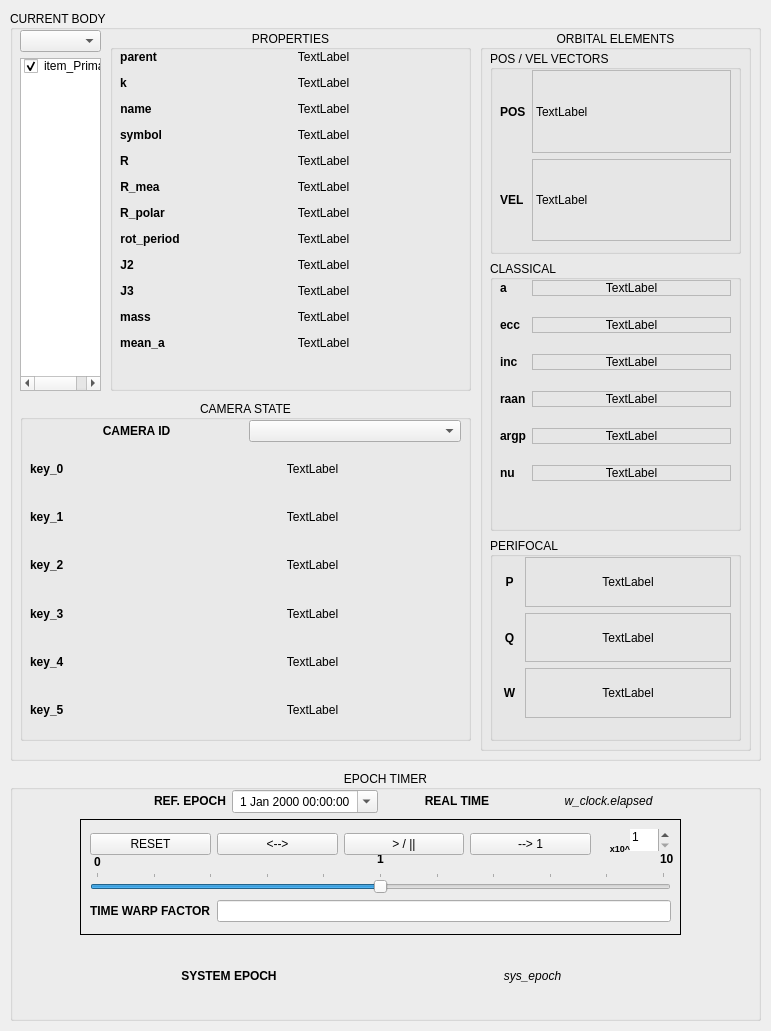
First picture: the form in ui/gui_tiled.ui, repository MadMaxFZ/sns2, before the edit.
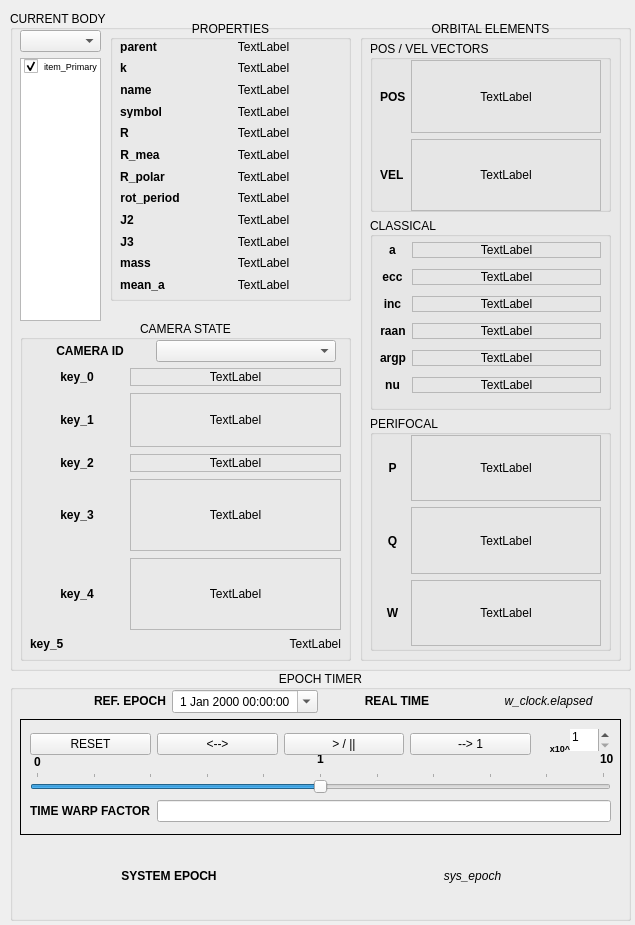
Second picture: the form after the edit.

Commit message: !-^ YAAY!! Main Window comes up with Earth data showing instead of placeholders. !-^ Finished! CameraSet Data Panel... !-^ Reformatted! GUI panels due to extra space mode! -> Finish EpochTimer operation still to do...

What changed in the file:
```diff
--- a/ui/gui_tiled.ui
+++ b/ui/gui_tiled.ui
@@ -6,10 +6,28 @@
    <rect>
     <x>0</x>
     <y>0</y>
-    <width>771</width>
-    <height>1031</height>
+    <width>635</width>
+    <height>925</height>
    </rect>
   </property>
+  <property name="sizePolicy">
+   <sizepolicy hsizetype="Fixed" vsizetype="Preferred">
+    <horstretch>0</horstretch>
+    <verstretch>0</verstretch>
+   </sizepolicy>
+  </property>
+  <property name="minimumSize">
+   <size>
+    <width>635</width>
+    <height>925</height>
+   </size>
+  </property>
+  <property name="maximumSize">
+   <size>
+    <width>635</width>
+    <height>16777215</height>
+   </size>
+  </property>
   <property name="windowTitle">
    <string>Form</string>
   </property>
@@ -18,8 +36,8 @@
     <rect>
      <x>10</x>
      <y>10</y>
-     <width>751</width>
-     <height>751</height>
+     <width>621</width>
+     <height>661</height>
     </rect>
    </property>
    <property name="title">
@@ -32,9 +50,9 @@
     <property name="geometry">
      <rect>
       <x>100</x>
-      <y>20</y>
-      <width>361</width>
-      <height>361</height>
+      <y>10</y>
+      <width>241</width>
+      <height>281</height>
      </rect>
     </property>
     <property name="title">
@@ -48,13 +66,13 @@
       <rect>
        <x>10</x>
        <y>20</y>
-       <width>341</width>
-       <height>331</height>
+       <width>221</width>
+       <height>251</height>
       </rect>
      </property>
      <layout class="QFormLayout" name="formLayout">
       <property name="verticalSpacing">
-       <number>12</number>
+       <number>9</number>
       </property>
       <item row="0" column="0">
        <widget class="QLabel" name="parent">
@@ -446,10 +464,10 @@
    <widget class="QGroupBox" name="orbitElements">
     <property name="geometry">
      <rect>
-      <x>470</x>
-      <y>20</y>
-      <width>271</width>
-      <height>721</height>
+      <x>350</x>
+      <y>10</y>
+      <width>261</width>
+      <height>641</height>
      </rect>
     </property>
     <property name="title">
@@ -458,16 +476,19 @@
     <property name="alignment">
      <set>Qt::AlignCenter</set>
     </property>
-    <widget class="QWidget" name="layoutWidget">
+    <widget class="QWidget" name="">
      <property name="geometry">
       <rect>
        <x>10</x>
        <y>20</y>
-       <width>251</width>
-       <height>691</height>
+       <width>241</width>
+       <height>611</height>
       </rect>
      </property>
-     <layout class="QVBoxLayout" name="verticalLayout_9" stretch="3,4,3">
+     <layout class="QVBoxLayout" name="verticalLayout_9" stretch="8,9,11">
+      <property name="spacing">
+       <number>5</number>
+      </property>
       <item>
        <widget class="QGroupBox" name="rv">
         <property name="font">
@@ -487,8 +508,8 @@
           <rect>
            <x>10</x>
            <y>20</y>
-           <width>231</width>
-           <height>171</height>
+           <width>221</width>
+           <height>151</height>
           </rect>
          </property>
          <layout class="QHBoxLayout" name="horizontalLayout_2" stretch="1,10">
@@ -496,6 +517,12 @@
            <layout class="QVBoxLayout" name="verticalLayout_2">
             <item>
              <widget class="QLabel" name="POS">
+              <property name="minimumSize">
+               <size>
+                <width>25</width>
+                <height>0</height>
+               </size>
+              </property>
               <property name="font">
                <font>
                 <weight>75</weight>
@@ -512,6 +539,12 @@
             </item>
             <item>
              <widget class="QLabel" name="VEL">
+              <property name="minimumSize">
+               <size>
+                <width>25</width>
+                <height>0</height>
+               </size>
+              </property>
               <property name="font">
                <font>
                 <weight>75</weight>
@@ -539,7 +572,7 @@
                <string>TextLabel</string>
               </property>
               <property name="alignment">
-               <set>Qt::AlignLeading|Qt::AlignLeft|Qt::AlignVCenter</set>
+               <set>Qt::AlignCenter</set>
               </property>
              </widget>
             </item>
@@ -552,7 +585,7 @@
                <string>TextLabel</string>
               </property>
               <property name="alignment">
-               <set>Qt::AlignLeading|Qt::AlignLeft|Qt::AlignVCenter</set>
+               <set>Qt::AlignCenter</set>
               </property>
               <property name="margin">
                <number>5</number>
@@ -584,8 +617,8 @@
           <rect>
            <x>10</x>
            <y>20</y>
-           <width>231</width>
-           <height>231</height>
+           <width>221</width>
+           <height>151</height>
           </rect>
          </property>
          <layout class="QFormLayout" name="cl_form">
@@ -593,10 +626,28 @@
            <enum>QLayout::SetMinimumSize</enum>
           </property>
           <property name="verticalSpacing">
-           <number>21</number>
+           <number>11</number>
+          </property>
+          <property name="topMargin">
+           <number>5</number>
+          </property>
+          <property name="rightMargin">
+           <number>0</number>
           </property>
           <item row="0" column="0">
            <widget class="QLabel" name="a">
+            <property name="sizePolicy">
+             <sizepolicy hsizetype="Minimum" vsizetype="Preferred">
+              <horstretch>3</horstretch>
+              <verstretch>0</verstretch>
+             </sizepolicy>
+            </property>
+            <property name="minimumSize">
+             <size>
+              <width>25</width>
+              <height>0</height>
+             </size>
+            </property>
             <property name="font">
              <font>
               <weight>75</weight>
@@ -606,6 +657,9 @@
             <property name="text">
              <string>a</string>
             </property>
+            <property name="alignment">
+             <set>Qt::AlignCenter</set>
+            </property>
            </widget>
           </item>
           <item row="0" column="1">
@@ -623,6 +677,18 @@
           </item>
           <item row="1" column="0">
            <widget class="QLabel" name="argp">
+            <property name="sizePolicy">
+             <sizepolicy hsizetype="Minimum" vsizetype="Preferred">
+              <horstretch>3</horstretch>
+              <verstretch>0</verstretch>
+             </sizepolicy>
+            </property>
+            <property name="minimumSize">
+             <size>
+              <width>25</width>
+              <height>0</height>
+             </size>
+            </property>
             <property name="font">
              <font>
               <weight>75</weight>
@@ -632,6 +698,9 @@
             <property name="text">
              <string>ecc</string>
             </property>
+            <property name="alignment">
+             <set>Qt::AlignCenter</set>
+            </property>
            </widget>
           </item>
           <item row="1" column="1">
@@ -649,6 +718,18 @@
           </item>
           <item row="2" column="0">
            <widget class="QLabel" name="ecc">
+            <property name="sizePolicy">
+             <sizepolicy hsizetype="Minimum" vsizetype="Preferred">
+              <horstretch>3</horstretch>
+              <verstretch>0</verstretch>
+             </sizepolicy>
+            </property>
+            <property name="minimumSize">
+             <size>
+              <width>25</width>
+              <height>0</height>
+             </size>
+            </property>
             <property name="font">
              <font>
               <weight>75</weight>
@@ -658,6 +739,9 @@
             <property name="text">
              <string>inc</string>
             </property>
+            <property name="alignment">
+             <set>Qt::AlignCenter</set>
+            </property>
            </widget>
           </item>
           <item row="2" column="1">
@@ -675,6 +759,18 @@
           </item>
           <item row="3" column="0">
            <widget class="QLabel" name="inc">
+            <property name="sizePolicy">
+             <sizepolicy hsizetype="Minimum" vsizetype="Preferred">
+              <horstretch>3</horstretch>
+              <verstretch>0</verstretch>
+             </sizepolicy>
+            </property>
+            <property name="minimumSize">
+             <size>
+              <width>25</width>
+              <height>0</height>
+             </size>
+            </property>
             <property name="font">
              <font>
               <weight>75</weight>
@@ -684,6 +780,9 @@
             <property name="text">
              <string>raan</string>
             </property>
+            <property name="alignment">
+             <set>Qt::AlignCenter</set>
+            </property>
            </widget>
           </item>
           <item row="3" column="1">
@@ -701,6 +800,18 @@
           </item>
           <item row="4" column="0">
            <widget class="QLabel" name="nu">
+            <property name="sizePolicy">
+             <sizepolicy hsizetype="Minimum" vsizetype="Preferred">
+              <horstretch>3</horstretch>
+              <verstretch>0</verstretch>
+             </sizepolicy>
+            </property>
+            <property name="minimumSize">
+             <size>
+              <width>25</width>
+              <height>0</height>
+             </size>
+            </property>
             <property name="font">
              <font>
               <weight>75</weight>
@@ -710,6 +821,9 @@
             <property name="text">
              <string>argp</string>
             </property>
+            <property name="alignment">
+             <set>Qt::AlignCenter</set>
+            </property>
            </widget>
           </item>
           <item row="4" column="1">
@@ -727,6 +841,18 @@
           </item>
           <item row="5" column="0">
            <widget class="QLabel" name="raan">
+            <property name="sizePolicy">
+             <sizepolicy hsizetype="Minimum" vsizetype="Preferred">
+              <horstretch>3</horstretch>
+              <verstretch>0</verstretch>
+             </sizepolicy>
+            </property>
+            <property name="minimumSize">
+             <size>
+              <width>25</width>
+              <height>0</height>
+             </size>
+            </property>
             <property name="font">
              <font>
               <weight>75</weight>
@@ -736,6 +862,9 @@
             <property name="text">
              <string>nu</string>
             </property>
+            <property name="alignment">
+             <set>Qt::AlignCenter</set>
+            </property>
            </widget>
           </item>
           <item row="5" column="1">
@@ -768,8 +897,8 @@
           <rect>
            <x>10</x>
            <y>20</y>
-           <width>231</width>
-           <height>161</height>
+           <width>221</width>
+           <height>211</height>
           </rect>
          </property>
          <layout class="QHBoxLayout" name="perifocalLayout" stretch="1,11">
@@ -780,6 +909,12 @@
            <layout class="QVBoxLayout" name="verticalLayout_5">
             <item>
              <widget class="QLabel" name="P">
+              <property name="minimumSize">
+               <size>
+                <width>25</width>
+                <height>0</height>
+               </size>
+              </property>
               <property name="font">
                <font>
                 <weight>75</weight>
@@ -796,6 +931,12 @@
             </item>
             <item>
              <widget class="QLabel" name="Q">
+              <property name="minimumSize">
+               <size>
+                <width>25</width>
+                <height>0</height>
+               </size>
+              </property>
               <property name="font">
                <font>
                 <weight>75</weight>
@@ -812,6 +953,12 @@
             </item>
             <item>
              <widget class="QLabel" name="W">
+              <property name="minimumSize">
+               <size>
+                <width>25</width>
+                <height>0</height>
+               </size>
+              </property>
               <property name="font">
                <font>
                 <weight>75</weight>
@@ -884,7 +1031,7 @@
       <x>10</x>
       <y>20</y>
       <width>81</width>
-      <height>361</height>
+      <height>291</height>
      </rect>
     </property>
     <layout class="QVBoxLayout" name="verticalLayout">
@@ -901,11 +1048,16 @@
      <item>
       <widget class="QListWidget" name="bodyList">
        <property name="sizePolicy">
-        <sizepolicy hsizetype="MinimumExpanding" vsizetype="Minimum">
+        <sizepolicy hsizetype="Minimum" vsizetype="Minimum">
          <horstretch>1</horstretch>
          <verstretch>1</verstretch>
         </sizepolicy>
        </property>
+       <property name="font">
+        <font>
+         <pointsize>7</pointsize>
+        </font>
+       </property>
        <item>
         <property name="text">
          <string>item_Primary</string>
@@ -922,8 +1074,8 @@
     <property name="geometry">
      <rect>
       <x>10</x>
-      <y>390</y>
-      <width>451</width>
+      <y>310</y>
+      <width>331</width>
       <height>341</height>
      </rect>
     </property>
@@ -938,13 +1090,19 @@
       <rect>
        <x>10</x>
        <y>20</y>
-       <width>431</width>
+       <width>311</width>
        <height>311</height>
       </rect>
      </property>
      <layout class="QVBoxLayout" name="verticalLayout_8" stretch="1,13">
       <item>
-       <layout class="QHBoxLayout" name="horizontalLayout_3">
+       <layout class="QHBoxLayout" name="horizontalLayout_3" stretch="2,3">
+        <property name="topMargin">
+         <number>0</number>
+        </property>
+        <property name="rightMargin">
+         <number>5</number>
+        </property>
         <item>
          <widget class="QLabel" name="camHeader">
           <property name="text">
@@ -968,9 +1126,9 @@
        </layout>
       </item>
       <item>
-       <layout class="QHBoxLayout" name="horizontalLayout_4" stretch="3,7">
+       <layout class="QHBoxLayout" name="horizontalLayout_4" stretch="4,9">
         <item>
-         <layout class="QVBoxLayout" name="verticalLayout_7">
+         <layout class="QVBoxLayout" name="verticalLayout_7" stretch="1,3,1,4,4,0">
           <item>
            <widget class="QLabel" name="key_0">
             <property name="font">
@@ -982,6 +1140,9 @@
             <property name="text">
              <string>key_0</string>
             </property>
+            <property name="alignment">
+             <set>Qt::AlignCenter</set>
+            </property>
            </widget>
           </item>
           <item>
@@ -995,6 +1156,9 @@
             <property name="text">
              <string>key_1</string>
             </property>
+            <property name="alignment">
+             <set>Qt::AlignCenter</set>
+            </property>
            </widget>
           </item>
           <item>
@@ -1008,6 +1172,9 @@
             <property name="text">
              <string>key_2</string>
             </property>
+            <property name="alignment">
+             <set>Qt::AlignCenter</set>
+            </property>
            </widget>
           </item>
           <item>
@@ -1021,6 +1188,9 @@
             <property name="text">
              <string>key_3</string>
             </property>
+            <property name="alignment">
+             <set>Qt::AlignCenter</set>
+            </property>
            </widget>
           </item>
           <item>
@@ -1034,6 +1204,9 @@
             <property name="text">
              <string>key_4</string>
             </property>
+            <property name="alignment">
+             <set>Qt::AlignCenter</set>
+            </property>
            </widget>
           </item>
           <item>
@@ -1052,9 +1225,18 @@
          </layout>
         </item>
         <item>
-         <layout class="QVBoxLayout" name="verticalLayout_6">
+         <layout class="QVBoxLayout" name="verticalLayout_6" stretch="1,3,1,4,4,0">
+          <property name="spacing">
+           <number>7</number>
+          </property>
+          <property name="bottomMargin">
+           <number>0</number>
+          </property>
           <item>
            <widget class="QLabel" name="cam_0">
+            <property name="frameShape">
+             <enum>QFrame::StyledPanel</enum>
+            </property>
             <property name="text">
              <string>TextLabel</string>
             </property>
@@ -1065,6 +1247,9 @@
           </item>
           <item>
            <widget class="QLabel" name="cam_1">
+            <property name="frameShape">
+             <enum>QFrame::StyledPanel</enum>
+            </property>
             <property name="text">
              <string>TextLabel</string>
             </property>
@@ -1075,6 +1260,9 @@
           </item>
           <item>
            <widget class="QLabel" name="cam_2">
+            <property name="frameShape">
+             <enum>QFrame::StyledPanel</enum>
+            </property>
             <property name="text">
              <string>TextLabel</string>
             </property>
@@ -1085,6 +1273,9 @@
           </item>
           <item>
            <widget class="QLabel" name="cam_3">
+            <property name="frameShape">
+             <enum>QFrame::StyledPanel</enum>
+            </property>
             <property name="text">
              <string>TextLabel</string>
             </property>
@@ -1095,6 +1286,9 @@
           </item>
           <item>
            <widget class="QLabel" name="cam_4">
+            <property name="frameShape">
+             <enum>QFrame::StyledPanel</enum>
+            </property>
             <property name="text">
              <string>TextLabel</string>
             </property>
@@ -1109,7 +1303,7 @@
              <string>TextLabel</string>
             </property>
             <property name="alignment">
-             <set>Qt::AlignCenter</set>
+             <set>Qt::AlignRight|Qt::AlignTrailing|Qt::AlignVCenter</set>
             </property>
            </widget>
           </item>
@@ -1125,8 +1319,8 @@
    <property name="geometry">
     <rect>
      <x>10</x>
-     <y>770</y>
-     <width>751</width>
+     <y>670</y>
+     <width>621</width>
      <height>251</height>
     </rect>
    </property>
@@ -1139,7 +1333,7 @@
    <widget class="QWidget" name="layoutWidget_2">
     <property name="geometry">
      <rect>
-      <x>70</x>
+      <x>10</x>
       <y>20</y>
       <width>601</width>
       <height>221</height>
```
The commit also changes 2 other files.
